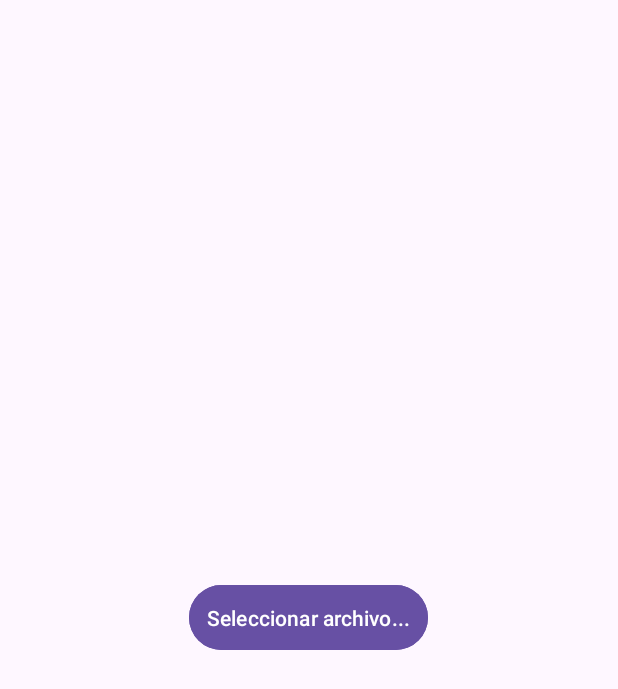
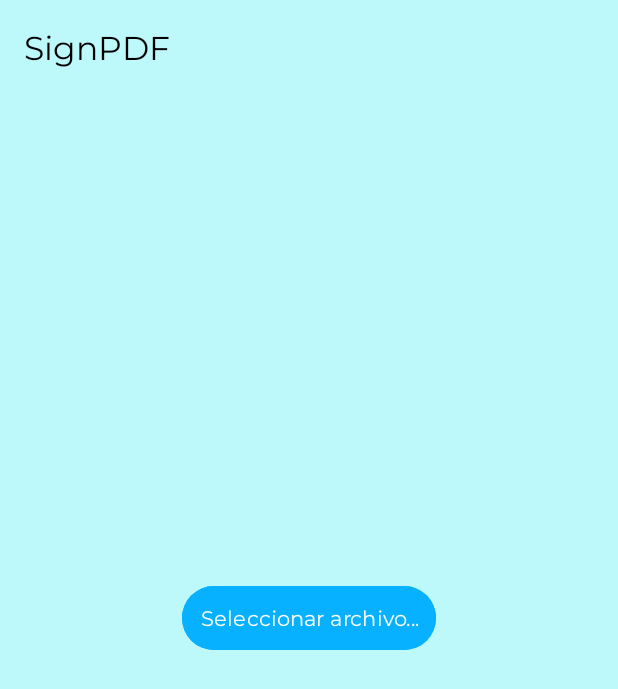
Before and after one commit to chemecador/SignPDF, an Android app: the screen it shows after launch (MainActivity), on a phone screen of 412 x 824 dp. Shown: the top 689 px of the screen. Run offline under Robolectric (Android 15) with nearby library versions, the phone set to English and light mode, and no system bars; our stand-ins replace Dagger/Hilt's generated code, Timber.

Commit message:
UI tweaks
Create menu
Change app colors

```diff
--- a/app/src/main/java/com/chemecador/signpdf/ui/view/MainActivity.kt
+++ b/app/src/main/java/com/chemecador/signpdf/ui/view/MainActivity.kt
@@ -7,19 +7,24 @@ import androidx.core.view.ViewCompat
 import androidx.core.view.WindowInsetsCompat
 import androidx.navigation.fragment.NavHostFragment
 import com.chemecador.signpdf.R
+import com.chemecador.signpdf.databinding.ActivityMainBinding
 import dagger.hilt.android.AndroidEntryPoint
 
 @AndroidEntryPoint
 class MainActivity : AppCompatActivity() {
+
+    private lateinit var binding: ActivityMainBinding
+
     override fun onCreate(savedInstanceState: Bundle?) {
         super.onCreate(savedInstanceState)
         enableEdgeToEdge()
-        setContentView(R.layout.activity_main)
-
-        val navHostFragment = supportFragmentManager.findFragmentById(R.id.nav_host_fragment) as NavHostFragment
+        binding = ActivityMainBinding.inflate(layoutInflater)
+        setContentView(binding.root)
+        setSupportActionBar(binding.toolbar)
+        val navHostFragment =
+            supportFragmentManager.findFragmentById(binding.navHostFragment.id) as NavHostFragment
         navHostFragment.navController.navigate(R.id.selectFileFragment)
-
-        ViewCompat.setOnApplyWindowInsetsListener(findViewById(R.id.main)) { v, insets ->
+        ViewCompat.setOnApplyWindowInsetsListener(binding.main) { v, insets ->
             val systemBars = insets.getInsets(WindowInsetsCompat.Type.systemBars())
             v.setPadding(systemBars.left, systemBars.top, systemBars.right, systemBars.bottom)
             insets
--- a/app/src/main/res/layout/activity_main.xml
+++ b/app/src/main/res/layout/activity_main.xml
@@ -1,8 +1,24 @@
-<androidx.constraintlayout.widget.ConstraintLayout xmlns:android="http://schemas.android.com/apk/res/android"
+<androidx.coordinatorlayout.widget.CoordinatorLayout xmlns:android="http://schemas.android.com/apk/res/android"
     xmlns:app="http://schemas.android.com/apk/res-auto"
+    xmlns:tools="http://schemas.android.com/tools"
     android:id="@+id/main"
     android:layout_width="match_parent"
-    android:layout_height="match_parent">
+    android:layout_height="match_parent"
+    tools:context=".ui.view.MainActivity">
+
+    <com.google.android.material.appbar.AppBarLayout
+        android:layout_width="match_parent"
+        android:layout_height="wrap_content">
+
+        <androidx.appcompat.widget.Toolbar
+            android:id="@+id/toolbar"
+            android:layout_width="match_parent"
+            android:layout_height="?attr/actionBarSize"
+            android:background="@color/colorBackground"
+            app:navigationIconTint="@color/black"
+            app:popupTheme="@style/Theme.Material3.DayNight"
+            app:titleTextColor="@color/black" />
+    </com.google.android.material.appbar.AppBarLayout>
 
     <androidx.fragment.app.FragmentContainerView
         android:id="@+id/nav_host_fragment"
@@ -11,4 +27,5 @@
         android:layout_height="match_parent"
         app:defaultNavHost="true"
         app:navGraph="@navigation/nav_graph" />
-</androidx.constraintlayout.widget.ConstraintLayout>
+
+</androidx.coordinatorlayout.widget.CoordinatorLayout>
--- a/app/src/main/res/layout/fragment_show_pdf.xml
+++ b/app/src/main/res/layout/fragment_show_pdf.xml
@@ -4,7 +4,7 @@
     xmlns:tools="http://schemas.android.com/tools"
     android:layout_width="match_parent"
     android:layout_height="match_parent"
-    android:padding="@dimen/margin_medium">
+    android:padding="@dimen/margin_large">
 
     <LinearLayout
         android:id="@+id/linear_page"
--- a/app/src/main/res/navigation/nav_graph.xml
+++ b/app/src/main/res/navigation/nav_graph.xml
@@ -18,6 +18,16 @@
     <fragment
         android:id="@+id/showPDFFragment"
         android:name="com.chemecador.signpdf.ui.view.ShowPDFFragment"
-        android:label="Show PDF" />
+        tools:layout="@layout/fragment_show_pdf">
+        <action
+            android:id="@+id/action_showPDFFragment_to_settingsFragment"
+            app:destination="@id/settingsFragment" />
+    </fragment>
+
+    <fragment
+        android:id="@+id/settingsFragment"
+        android:name="com.chemecador.signpdf.ui.view.settings.SettingsFragment"
+        tools:layout="@layout/fragment_settings" />
+
 
 </navigation>
--- a/app/src/main/res/values/colors.xml
+++ b/app/src/main/res/values/colors.xml
@@ -2,4 +2,26 @@
 <resources>
     <color name="black">#FF000000</color>
     <color name="white">#FFFFFFFF</color>
+
+    <color name="colorOnSecondaryContainer">#6C6652</color>
+    <color name="colorTextDark">#353535</color>
+    <color name="colorTextLight">#F9FAE2</color>
+    <color name="colorPrimary">#07B1FF</color>
+    <color name="colorPrimaryDark">#033915</color>
+    <color name="colorOnPrimary">#000000</color>
+    <color name="colorSecondary">#03DAC6</color>
+    <color name="colorSecondaryDark">#016C4B</color>
+    <color name="colorOnSecondary">#000000</color>
+    <color name="colorBackground">#BDF9FB</color>
+    <color name="colorText">@color/colorTextDark</color>
+
+
+    <color name="colorStatusBar">#033915</color>
+
+    <!-- Colors -->
+    <color name="red">#FF5454</color>
+    <color name="orange">#F4B470</color>
+    <color name="green">#B7FBC2</color>
+    <color name="colorLink">#3AE2FF</color>
+    <color name="colorDisabled">#878585</color>
 </resources>
--- a/app/src/main/res/values/themes.xml
+++ b/app/src/main/res/values/themes.xml
@@ -1,8 +1,17 @@
-<resources xmlns:tools="http://schemas.android.com/tools">
+<resources>
     <!-- Base application theme. -->
     <style name="Base.Theme.SignPDF" parent="Theme.Material3.DayNight.NoActionBar">
-        <!-- Customize your light theme here. -->
-        <!-- <item name="colorPrimary">@color/my_light_primary</item> -->
+        <item name="colorPrimary">@color/colorPrimary</item>
+        <item name="colorPrimaryVariant">@color/colorPrimaryDark</item>
+        <item name="colorOnPrimary">@color/colorOnPrimary</item>
+        <item name="colorSecondary">@color/colorSecondary</item>
+        <item name="colorSecondaryVariant">@color/colorSecondaryDark</item>
+        <item name="colorOnSecondary">@color/colorOnSecondary</item>
+        <item name="colorOnSecondaryContainer">@color/colorOnSecondaryContainer</item>
+        <item name="android:windowBackground">@color/colorBackground</item>
+        <item name="android:statusBarColor">@color/colorStatusBar</item>
+        <item name="android:textColor">@color/colorText</item>
+        <item name="android:fontFamily">@font/montserrat</item>
     </style>
 
     <style name="Theme.SignPDF" parent="Base.Theme.SignPDF" />
```
Also changed, not shown: app/src/main/java/com/chemecador/signpdf/ui/view/ShowPDFFragment.kt (+36 -1 lines), app/src/main/java/com/chemecador/signpdf/ui/view/settings/SettingsFragment.kt (added, +31 -0 lines), app/src/main/res/drawable/ic_settings.xml (added, +12 -0 lines), app/src/main/res/layout/fragment_settings.xml (added, +14 -0 lines), app/src/main/res/menu/menu_main.xml (added, +8 -0 lines), app/src/main/res/values/strings.xml (+10 -3 lines), app/src/main/res/font/garamond.ttf (added), app/src/main/res/font/montserrat.ttf (added).
